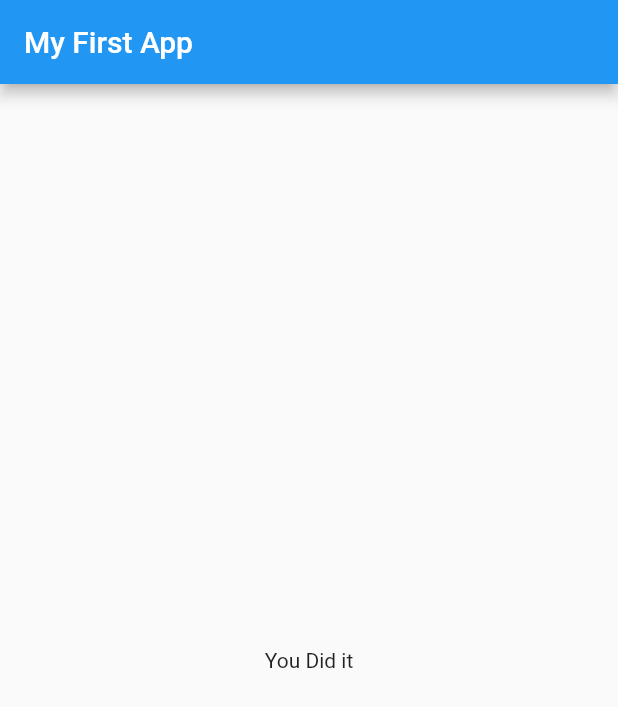
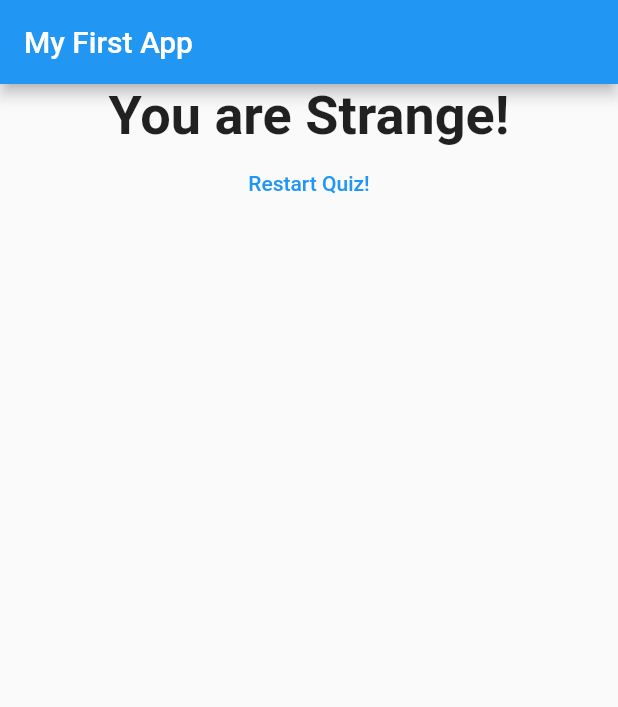
Before and after one commit to PreetRai/Flutter_First_app, a Flutter app: the screen it shows after launch, after a tap on "Black", after a tap on "Elephant", on a phone screen of 412 x 824 dp. Shown: the top 707 px of the screen. Run offline on Flutter 3.47's test engine with Material 2 defaults, Android fonts, the phone set to English and light mode, and no system bars.

Commit message:
Section 2 L 55

```diff
--- a/lib/answer.dart
+++ b/lib/answer.dart
@@ -11,7 +11,10 @@
   Widget build(BuildContext context) {
     return Container(
       width: double.infinity,
-      child: ElevatedButton(
+      // ignore: deprecated_member_use
+      child: RaisedButton(
+        color: Colors.blue,
+        textColor: Colors.white,
         child: Text(answerText),
         onPressed: selectHandler,
       ),
--- a/lib/main.dart
+++ b/lib/main.dart
@@ -19,20 +19,40 @@
   final _questions = const [
     {
       'questionText': 'What\'s your favorite color?',
-      'answers': ['Black', 'Red', 'Blue', 'Green'],
+      'answers': [
+        {'text': 'Black', 'score': 10},
+        {'text': 'Green', 'score': 3},
+        {'text': 'Red', 'score': 5},
+        {'text': 'White', 'score': 1},
+      ],
     },
     {
       'questionText': 'What\'s your favorite animal?',
-      'answers': ['Lion', 'Elephant', 'Snake', 'Rabbit'],
+      'answers': [
+        {'text': 'Rabbit', 'score': 3},
+        {'text': 'Elephant', 'score': 5},
+        {'text': 'Snake', 'score': 11},
+        {'text': 'Lion', 'score': 9},
+      ],
     },
   ];
 
   var _qI = 0;
+  var _totalScore = 0;
 
-  void _answerQuestion() {
+  void _resetQuiz() {
+    setState(() {
+      _qI = 0;
+      _totalScore = 0;
+    });
+  }
+
+  void _answerQuestion(int score) {
+    _totalScore += score;
     setState(() {
       if (_qI < _questions.length) {
         print('we have more question');
+        print(score);
       }
       _qI += 1;
     });
@@ -52,7 +72,7 @@
                 qI: _qI,
                 questions: _questions,
               )
-            : Result(),
+            : Result(_totalScore, _resetQuiz),
       ),
     );
   }
--- a/lib/quiz.dart
+++ b/lib/quiz.dart
@@ -5,22 +5,23 @@
 class Quiz extends StatelessWidget {
   final List<Map<String, Object>> questions;
   final int qI;
-  final VoidCallback answerQuestion;
+  final Function answerQuestion;
 
   Quiz(
-      {required this.questions,
-      required this.answerQuestion,
-      required this.qI});
+      {@required this.questions,
+      @required this.answerQuestion,
+      @required this.qI});
 
   @override
   Widget build(BuildContext context) {
     return Column(
       children: [
         Question(
-          questions[qI]['questionText'] as String,
+          questions[qI]['questionText'],
         ),
-        ...(questions[qI]['answers'] as List<String>).map((answer) {
-          return Answer(answerQuestion, answer);
+        ...(questions[qI]['answers'] as List<Map<String, Object>>)
+            .map((answer) {
+          return Answer(() => answerQuestion(answer['score']), answer['text']);
         }).toList()
       ],
     );
--- a/lib/result.dart
+++ b/lib/result.dart
@@ -1,10 +1,43 @@
 import 'package:flutter/material.dart';
 
 class Result extends StatelessWidget {
+  final int resultScore;
+  final Function resetHandler;
+
+  Result(this.resultScore, this.resetHandler);
+
+  String get resultPhrase {
+    var resultText = 'You did it!';
+    if (resultScore <= 8) {
+      resultText = "You are awesome and innocent!";
+    } else if (resultScore <= 12) {
+      resultText = "Pretty Likeable!";
+    } else if (resultScore <= 16) {
+      resultText = "You are Strange!";
+    } else {
+      resultText = 'You are so Bad!';
+    }
+    return resultText;
+  }
+
   @override
   Widget build(BuildContext context) {
     return Center(
-      child: Text('You Did it'),
+      child: Column(
+        children: <Widget>[
+          Text(
+            resultPhrase,
+            style: TextStyle(fontSize: 36, fontWeight: FontWeight.bold),
+            textAlign: TextAlign.center,
+          ),
+          // ignore: deprecated_member_use
+          FlatButton(
+            child: Text('Restart Quiz!'),
+            textColor: Colors.blue,
+            onPressed: resetHandler,
+          ),
+        ],
+      ),
     );
   }
 }
--- a/pubspec.yaml
+++ b/pubspec.yaml
@@ -18,7 +18,7 @@
 version: 1.0.0+1
 
 environment:
-  sdk: ">=2.12.0 <3.0.0"
+  sdk: ">=2.11.0 <3.0.0"
 
 dependencies:
   flutter:
```
